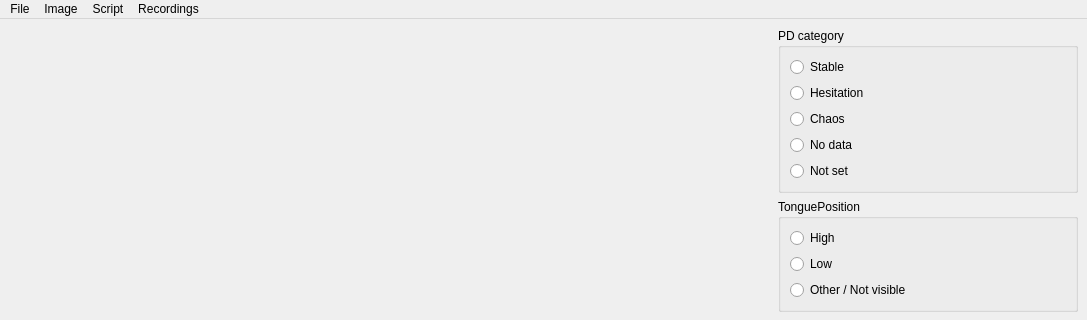
giuthas/satkit, file satkit/qt_annotator.ui: the form before one commit; both pictures show x 0 to 1087 and y 0 to 320 of the 1087 by 775 pixel window.
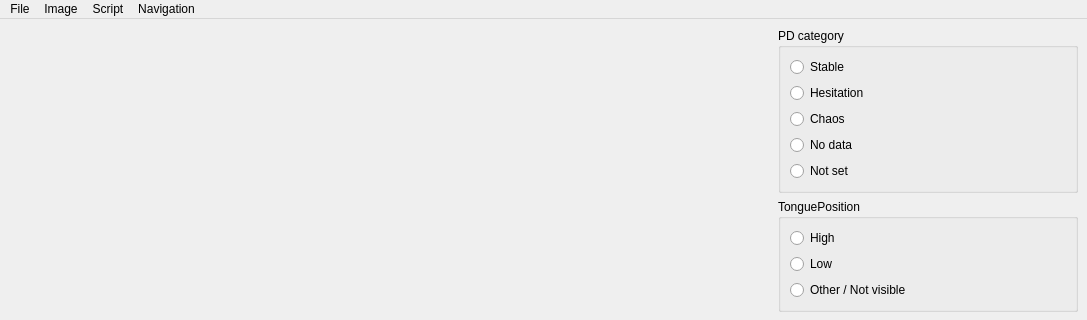
The form after the commit.

Commit message:
Activated the wav plot for annotations.
And included the .ui file missing from the previous commit.

```diff
--- a/satkit/qt_annotator.ui
+++ b/satkit/qt_annotator.ui
@@ -334,7 +334,7 @@
      <x>0</x>
      <y>0</y>
      <width>1087</width>
-     <height>22</height>
+     <height>20</height>
     </rect>
    </property>
    <widget class="QMenu" name="menuFile">
@@ -363,9 +363,9 @@
     <addaction name="actionShow_interpreter"/>
     <addaction name="actionRun_file"/>
    </widget>
-   <widget class="QMenu" name="menuRecordings">
+   <widget class="QMenu" name="menuNavigation">
     <property name="title">
-     <string>Recordings</string>
+     <string>Navigation</string>
     </property>
     <addaction name="actionNext"/>
     <addaction name="actionPrevious"/>
@@ -373,7 +373,7 @@
    <addaction name="menuFile"/>
    <addaction name="menuImage"/>
    <addaction name="menuScript"/>
-   <addaction name="menuRecordings"/>
+   <addaction name="menuNavigation"/>
   </widget>
   <widget class="QStatusBar" name="statusbar"/>
   <action name="actionNew">
```
Left out of the diff: 27 changed lines with no effect on the pictures. The commit also changes 2 other files.
